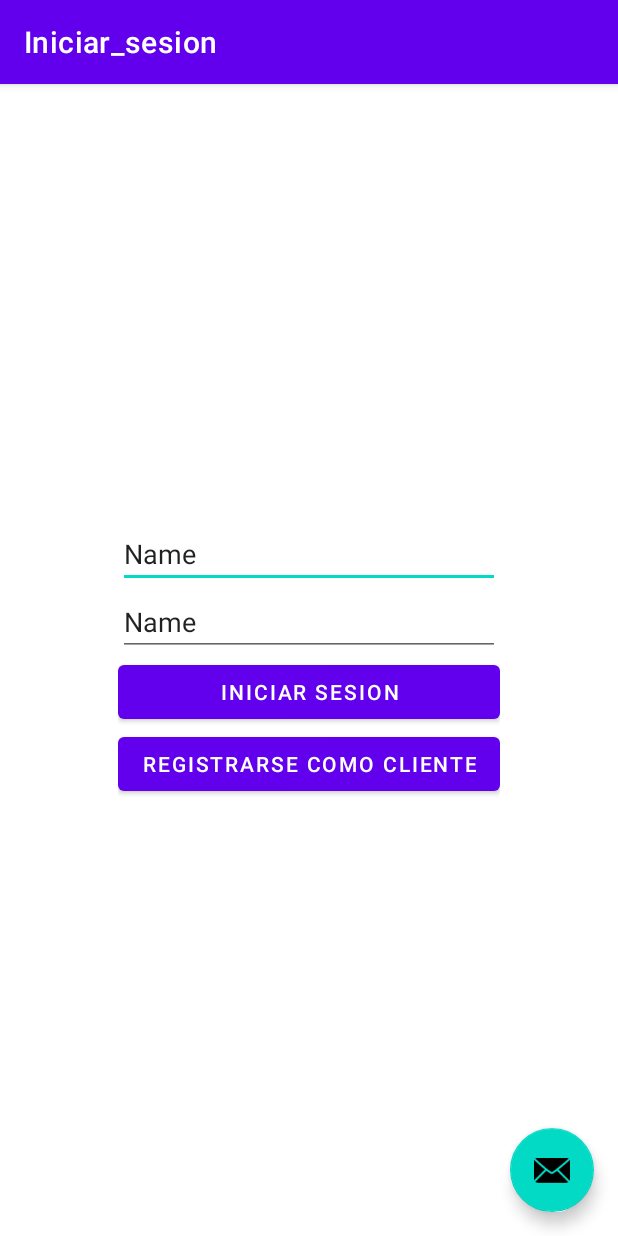
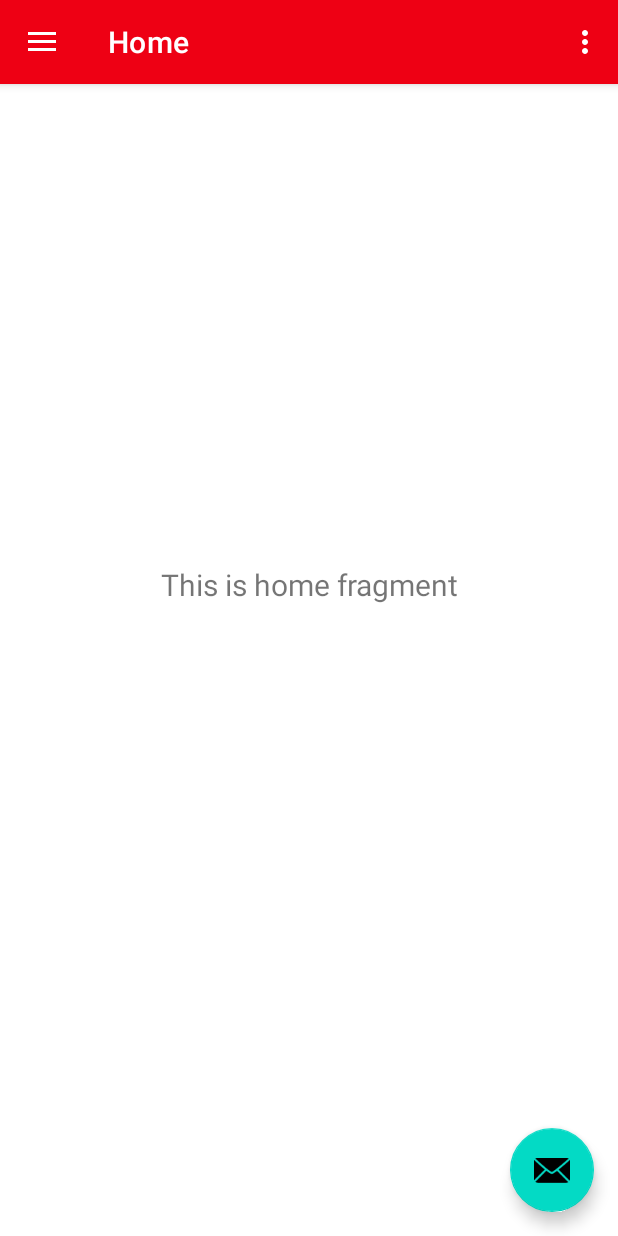
Before and after one commit to edgarq354/PedidosMontero, an Android app: the screen it shows after launch (Iniciar_sesion before the commit, Principal after it), on a phone screen of 412 x 824 dp. Run offline under Robolectric (Android 15) with nearby library versions, the phone set to English and light mode, and no system bars; our stand-ins replace navigation-ui.

Commit message:
23 de junio de 2021 HR 2234

```diff
--- a/app/src/main/java/com/elisoft/pedidosmontero/Animacion.java
+++ /dev/null
@@ -1,18 +0,0 @@
-package com.elisoft.pedidosmontero;
-
-import androidx.appcompat.app.AppCompatActivity;
-
-import android.content.Intent;
-import android.os.Bundle;
-
-public class Animacion extends AppCompatActivity {
-
-    @Override
-    protected void onCreate(Bundle savedInstanceState) {
-        super.onCreate(savedInstanceState);
-        setContentView(R.layout.activity_animacion);
-
-
-        startActivity(new Intent(this,Iniciar_sesion.class));
-    }
-}
--- a/app/src/main/java/com/elisoft/pedidosmontero/Iniciar_sesion.java
+++ b/app/src/main/java/com/elisoft/pedidosmontero/Iniciar_sesion.java
@@ -11,6 +11,7 @@ import androidx.appcompat.widget.Toolbar;
 
 import android.view.View;
 import android.widget.Button;
+import android.widget.TextView;
 
 public class Iniciar_sesion extends AppCompatActivity {
 
@@ -30,7 +31,7 @@ public class Iniciar_sesion extends AppCompatActivity {
             }
         });
         Button bt_iniciar_sesion=findViewById(R.id.bt_iniciar_sesion);
-        Button bt_registro=findViewById(R.id.bt_registro);
+        TextView txview =findViewById(R.id.tv_registro);
 
         bt_iniciar_sesion.setOnClickListener(new View.OnClickListener() {
             @Override
@@ -40,7 +41,7 @@ public class Iniciar_sesion extends AppCompatActivity {
         });
 
 
-        bt_registro.setOnClickListener(new View.OnClickListener() {
+        txview.setOnClickListener(new View.OnClickListener() {
             @Override
             public void onClick(View v) {
                  startActivity(new Intent(Iniciar_sesion.this,Registro.class));
--- a/app/src/main/java/com/elisoft/pedidosmontero/Peril_usuario.java
+++ b/app/src/main/java/com/elisoft/pedidosmontero/Peril_usuario.java
@@ -9,14 +9,20 @@ import androidx.appcompat.app.AppCompatActivity;
 import androidx.appcompat.widget.Toolbar;
 
 import android.view.View;
+import android.view.Window;
+import android.view.WindowManager;
 
 public class Peril_usuario extends AppCompatActivity {
 
     @Override
     protected void onCreate(Bundle savedInstanceState) {
         super.onCreate(savedInstanceState);
+
+
+
         setContentView(R.layout.activity_peril_usuario);
         Toolbar toolbar = findViewById(R.id.toolbar);
+
         setSupportActionBar(toolbar);
 
         FloatingActionButton fab = findViewById(R.id.fab);
--- a/app/src/main/java/com/elisoft/pedidosmontero/Principal.java
+++ b/app/src/main/java/com/elisoft/pedidosmontero/Principal.java
@@ -41,7 +41,7 @@ public class Principal extends AppCompatActivity {
         // Passing each menu ID as a set of Ids because each
         // menu should be considered as top level destinations.
         mAppBarConfiguration = new AppBarConfiguration.Builder(
-                R.id.nav_home, R.id.nav_gallery, R.id.nav_slideshow)
+                R.id.nav_home,R.id.registro,R.id.iniciar_sesion,R.id.perfil_conductor)
                 .setDrawerLayout(drawer)
                 .build();
         NavController navController = Navigation.findNavController(this, R.id.nav_host_fragment);
--- a/app/src/main/java/com/elisoft/pedidosmontero/Registro.java
+++ b/app/src/main/java/com/elisoft/pedidosmontero/Registro.java
@@ -23,6 +23,8 @@ import androidx.appcompat.widget.Toolbar;
 
 import android.util.Log;
 import android.view.View;
+import android.view.Window;
+import android.view.WindowManager;
 import android.widget.Button;
 import android.widget.EditText;
 
@@ -51,6 +53,7 @@ public class Registro extends AppCompatActivity {
     @Override
     protected void onCreate(Bundle savedInstanceState) {
         super.onCreate(savedInstanceState);
+
         setContentView(R.layout.activity_registro);
         Toolbar toolbar = findViewById(R.id.toolbar);
         setSupportActionBar(toolbar);
@@ -127,7 +130,7 @@ public class Registro extends AppCompatActivity {
                                     guardar_datos(id,nombre,paterno,materno,celular,email,token);
 
                                     startActivity(new Intent(Registro.this,Principal.class));
-//siempre q pase algo con tu proyecto vas a darle click en SYNC PROJECT
+
                                 }
                                 else
                                 {
--- /dev/null
+++ b/app/src/main/java/com/elisoft/pedidosmontero/splash.java
@@ -0,0 +1,30 @@
+package com.elisoft.pedidosmontero;
+
+import androidx.appcompat.app.AppCompatActivity;
+
+import android.content.Intent;
+import android.content.pm.ActivityInfo;
+import android.os.Bundle;
+import android.os.Handler;
+import android.view.WindowManager;
+
+public class splash extends AppCompatActivity {
+    private final int duracion_splash = 2000;
+
+    @Override
+    protected void onCreate(Bundle savedInstanceState) {
+        super.onCreate(savedInstanceState);
+        setRequestedOrientation(ActivityInfo.SCREEN_ORIENTATION_PORTRAIT);
+        this.getWindow().setFlags(WindowManager.LayoutParams.FLAG_FULLSCREEN, WindowManager.LayoutParams.FLAG_FULLSCREEN);
+        setContentView(R.layout.activity_splash);
+
+        new Handler().postDelayed(new Runnable() {
+            @Override
+            public void run() {
+              Intent intent = new Intent(splash.this, Principal.class);
+              startActivity(intent);
+              finish();
+            }
+        }, duracion_splash);
+    }
+}
--- a/app/src/main/res/layout/content_iniciar_sesion.xml
+++ b/app/src/main/res/layout/content_iniciar_sesion.xml
@@ -1,43 +1,64 @@
 <?xml version="1.0" encoding="utf-8"?>
-<FrameLayout xmlns:android="http://schemas.android.com/apk/res/android"
+<LinearLayout xmlns:android="http://schemas.android.com/apk/res/android"
     xmlns:app="http://schemas.android.com/apk/res-auto"
     android:layout_width="match_parent"
     android:layout_height="match_parent"
+    android:orientation="vertical"
+    android:background="#FFC107"
     app:layout_behavior="@string/appbar_scrolling_view_behavior">
 
-    <LinearLayout
-        android:layout_width="wrap_content"
-        android:layout_height="wrap_content"
+    <ImageView
+        android:layout_width="200dp"
+        android:layout_height="200dp"
+        android:layout_marginTop="40dp"
         android:layout_gravity="center"
-        android:orientation="vertical">
+        android:background="@drawable/splash2"
 
+        >
+    </ImageView>
 
     <EditText
-            android:id="@+id/editTextTextPersonName"
+            android:id="@+id/editTextuser"
             android:layout_width="match_parent"
             android:layout_height="wrap_content"
             android:ems="10"
             android:inputType="textPersonName"
-            android:text="Name" />
+            android:drawableLeft="@drawable/login5"
+            android:layout_margin="15dp"
+            android:background="@drawable/stile_border_editex"
+            android:hint=" Usuario" />
 
     <EditText
-            android:id="@+id/editTextTextPersonName2"
+            android:id="@+id/editTextpassword"
             android:layout_width="match_parent"
             android:layout_height="wrap_content"
-            android:ems="10"
-            android:inputType="textPersonName"
-            android:text="Name" />
+            android:drawableLeft="@drawable/contrasena5"
+            android:hint=" Contraseña"
+            android:background="@drawable/stile_border_editex"
+            android:layout_margin="15dp"
+            android:inputType="textPassword" />
 
     <Button
         android:id="@+id/bt_iniciar_sesion"
         android:layout_width="match_parent"
         android:layout_height="wrap_content"
-            android:text="Iniciar sesion" />
+        android:layout_marginLeft="20dp"
+        android:layout_marginTop="20dp"
+        android:layout_marginRight="20dp"
+        android:background="@drawable/borde_boton"
+        android:text="Iniciar sesion"
+        app:backgroundTint="#FF0404" />
 
-        <Button
-            android:id="@+id/bt_registro"
+    <TextView
+            android:id="@+id/tv_registro"
             android:layout_width="match_parent"
             android:layout_height="wrap_content"
-            android:text="Registrarse como cliente" />
+            android:layout_marginTop="20dp"
+            android:layout_marginLeft="20dp"
+            android:layout_marginRight="20dp"
+            android:textColor="@color/white"
+            android:gravity="center"
+            android:text="Registrarse"
+            />
+
 </LinearLayout>
-</FrameLayout>
--- a/app/src/main/res/layout/fragment_home.xml
+++ b/app/src/main/res/layout/fragment_home.xml
@@ -17,6 +17,8 @@
         android:textSize="20sp"
         app:layout_constraintBottom_toBottomOf="parent"
         app:layout_constraintEnd_toEndOf="parent"
+        app:layout_constraintHorizontal_bias="0.0"
         app:layout_constraintStart_toStartOf="parent"
-        app:layout_constraintTop_toTopOf="parent" />
+        app:layout_constraintTop_toTopOf="parent"
+        app:layout_constraintVertical_bias="0.426" />
 </androidx.constraintlayout.widget.ConstraintLayout>
--- a/app/src/main/res/menu/activity_main_drawer.xml
+++ b/app/src/main/res/menu/activity_main_drawer.xml
@@ -6,26 +6,39 @@
     >
 
     <group android:checkableBehavior="single">
+
         <item
-            android:id="@+id/nav_home"
-            android:icon="@drawable/ic_menu_camera"
+            android:id="@+id/iniciar_sesion"
+            android:icon="@drawable/login"
+            android:title="Iniciar Sesión" />
+        <item
+            android:id="@+id/registro"
+            android:icon="@drawable/registrousuario"
+            android:title="Registro usuario" />
+        <item
+            android:id="@+id/perfil_conductor"
+            android:icon="@drawable/registroconductor"
+            android:title="Registro conductor" />
+        <item
+            android:id="@+id/nav_producto"
+            android:icon="@drawable/producto"
             android:title="Productos" />
         <item
             android:id="@+id/nav_pedidos"
-            android:icon="@drawable/ic_menu_share"
+            android:icon="@drawable/carrito"
             android:title="Pedidos" />
+
+
         <item
-            android:id="@+id/nav_gallery"
-            android:icon="@drawable/ic_menu_gallery"
+            android:id="@+id/informacion"
+            android:icon="@drawable/informacion"
             android:title="Informacion" />
         <item
-            android:id="@+id/nav_iniciar_sesion"
-            android:icon="@drawable/ic_menu_send"
-            android:title="Iniciar Sesión" />
-        <item
-            android:id="@+id/nav_slideshow"
-            android:icon="@drawable/ic_menu_slideshow"
-            android:title="Salir" />
+            android:id="@+id/nav_salir"
+            android:icon="@drawable/salir"
+            android:title="Salir"
+            />
+
 
     </group>
 
--- a/app/src/main/res/navigation/mobile_navigation.xml
+++ b/app/src/main/res/navigation/mobile_navigation.xml
@@ -11,15 +11,19 @@
         android:label="@string/menu_home"
         tools:layout="@layout/fragment_home" />
 
-    <fragment
-        android:id="@+id/nav_gallery"
-        android:name="com.elisoft.pedidosmontero.ui.gallery.GalleryFragment"
-        android:label="@string/menu_gallery"
-        tools:layout="@layout/fragment_gallery" />
-
-    <fragment
-        android:id="@+id/nav_slideshow"
-        android:name="com.elisoft.pedidosmontero.ui.slideshow.SlideshowFragment"
-        android:label="@string/menu_slideshow"
-        tools:layout="@layout/fragment_slideshow" />
+    <activity
+        android:id="@+id/perfil_conductor"
+        android:name="com.elisoft.pedidosmontero.Perfil_conductor"
+        android:label="activity_perfil_conductor"
+        tools:layout="@layout/activity_perfil_conductor" />
+    <activity
+        android:id="@+id/iniciar_sesion"
+        android:name="com.elisoft.pedidosmontero.Iniciar_sesion"
+        android:label="activity_iniciar_sesion"
+        tools:layout="@layout/activity_iniciar_sesion" />
+    <activity
+        android:id="@+id/registro"
+        android:name="com.elisoft.pedidosmontero.Registro"
+        android:label="activity_registro"
+        tools:layout="@layout/activity_registro" />
 </navigation>
--- a/app/src/main/res/values/strings.xml
+++ b/app/src/main/res/values/strings.xml
@@ -4,7 +4,7 @@
     <string name="navigation_drawer_open">Open navigation drawer</string>
     <string name="navigation_drawer_close">Close navigation drawer</string>
     <string name="nav_header_title">Android Studio</string>
-    <string name="nav_header_subtitle">android.studio@android.com</string>
+    <string name="nav_header_subtitle">luisbeltrancondoricano@gmail.com</string>
     <string name="nav_header_desc">Navigation header</string>
     <string name="action_settings">Settings</string>
 
--- a/app/src/main/res/values/themes.xml
+++ b/app/src/main/res/values/themes.xml
@@ -2,7 +2,7 @@
     <!-- Base application theme. -->
     <style name="Theme.PedidosMontero" parent="Theme.MaterialComponents.DayNight.NoActionBar">
         <!-- Primary brand color. -->
-        <item name="colorPrimary">@color/purple_500</item>
+        <item name="colorPrimary">#EE0014</item>
         <item name="colorPrimaryVariant">@color/purple_700</item>
         <item name="colorOnPrimary">@color/white</item>
         <!-- Secondary brand color. -->
```
Also changed, not shown: app/src/main/AndroidManifest.xml (+23 -7 lines), app/src/main/res/drawable/borde_boton.xml (added, +12 -0 lines), app/src/main/res/layout/activity_animacion.xml (deleted, +0 -9 lines), app/src/main/res/layout/activity_splash.xml (added, +19 -0 lines). Lines whose indentation alone changed are shown as unchanged.
